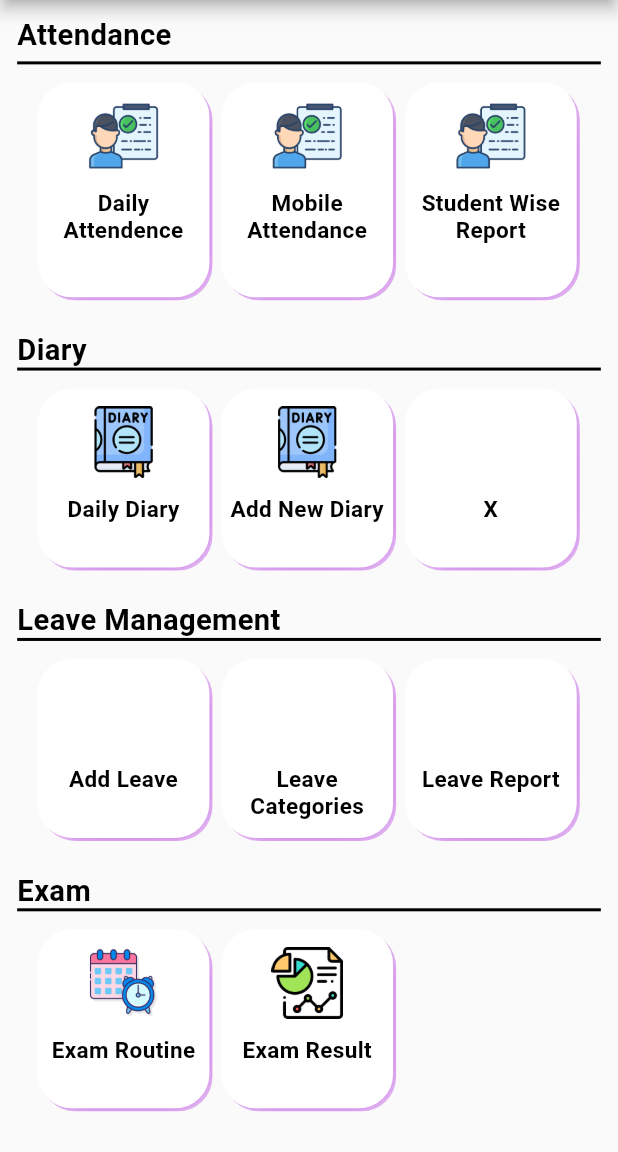
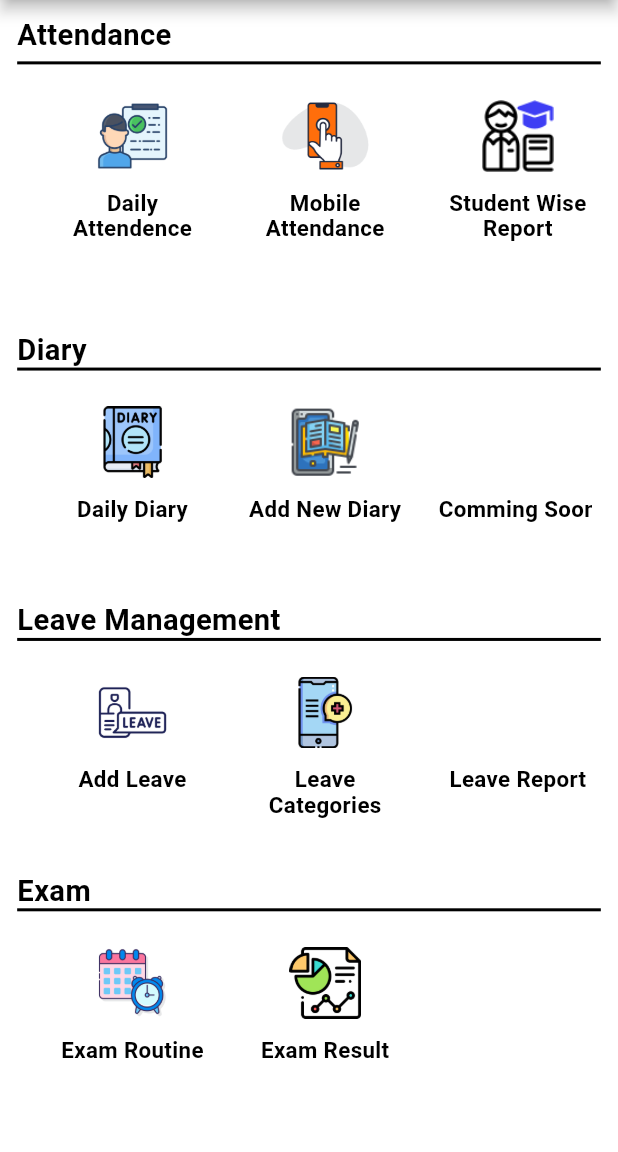
Before and after one commit to thohid44/ims_teacher, a Flutter app: the screen it shows after launch, on a phone screen of 412 x 824 dp, the part 84-1236 px from its top. Run offline on Flutter 3.47's test engine with Material 2 defaults, Android fonts, the phone set to English and light mode, and no system bars; our stand-ins replace curved_navigation_bar, flutter_screenutil, get, get_storage; missing offline and left inert: flutter_summernote.

Commit message:
3-01-2023

```diff
--- a/lib/pages/Home/deshboard.dart
+++ b/lib/pages/Home/deshboard.dart
@@ -29,6 +29,7 @@ class _DeashBoardState extends State<DeashBoard> {
   @override
   Widget build(BuildContext context) {
     return Scaffold(
+      backgroundColor: Colors.white,
         appBar: AppBar(
         backgroundColor: primaryColor,
         title:const Text("DASHBOARD",
@@ -75,12 +76,12 @@ class _DeashBoardState extends State<DeashBoard> {
                   onTap: (){
                     Navigator.push(context, MaterialPageRoute(builder:(_)=>MobileAttendancePage()));
                   },
-                  child: deshboardItem(title:"Mobile Attendance",imageLInk:"assets/attendance.png")),
+                  child: deshboardItem(title:"Mobile Attendance",imageLInk:"assets/mobile.png")),
                 InkWell(
                      onTap: (){
                     Navigator.push(context, MaterialPageRoute(builder:(_)=>StudentWishAttendence()));
                   },
-                  child: deshboardItem(title:"Student Wise Report",imageLInk:"assets/attendance.png")),
+                  child: deshboardItem(title:"Student Wise Report",imageLInk:"assets/student.png")),
 
 
               ],
@@ -120,12 +121,12 @@ class _DeashBoardState extends State<DeashBoard> {
                      onTap: (){
                     Navigator.push(context, MaterialPageRoute(builder:(_)=>AddNewDiaryPage()));
                   },
-                  child: deshboardItem(title:"Add New Diary",imageLInk:"assets/diary.png")),
+                  child: deshboardItem(title:"Add New Diary",imageLInk:"assets/add_diary.png")),
                 InkWell(
                      onTap: (){
                     Navigator.push(context, MaterialPageRoute(builder:(_)=>AddNewDiaryPage()));
                   },
-                  child: deshboardItem(title: "X",)),
+                  child: deshboardItem(title: "Comming Soon",)),
 
               ],
             ),
@@ -160,12 +161,12 @@ class _DeashBoardState extends State<DeashBoard> {
                   onTap: (){
                     Navigator.push(context, MaterialPageRoute(builder:(_)=>AddStudentLeave()));
                   },
-                  child: deshboardItem(title:"Add Leave",)),
+                  child: deshboardItem(title:"Add Leave",imageLInk: "assets/leave.png")),
                 InkWell(
                      onTap: (){
                     Navigator.push(context, MaterialPageRoute(builder:(_)=>StudentWishAttendence()));
                   },
-                  child: deshboardItem(title:"Leave Categories",)),
+                  child: deshboardItem(title:"Leave Categories",imageLInk: "assets/add_leave.png")),
                 InkWell(
                      onTap: (){
                     Navigator.push(context, MaterialPageRoute(builder:(_)=>MobileAttendancePage()));
@@ -220,6 +221,7 @@ Container(
             ),
           ),
 
+
         ],
       ),
     );
@@ -229,28 +231,30 @@ Container(
 class deshboardItem extends StatelessWidget {
   String? title;
   String? imageLInk;
+  int? height;
+  int? width;
    deshboardItem({
-    Key? key, this.title,  this.imageLInk
+    Key? key, this.title,  this.imageLInk , this.height, this.width
   }) : super(key: key);
 
   @override
   Widget build(BuildContext context) {
     return Padding(
-      padding:  EdgeInsets.only(left:8.0),
+      padding:  EdgeInsets.only(left:14.0,),
       child: Container(
           alignment: Alignment.center,
           decoration: BoxDecoration(
              color: Colors.white,
             borderRadius: BorderRadius.circular(20.r),
 
-          boxShadow:const [
-            BoxShadow(
-              color: primaryColor,
-             blurStyle: BlurStyle.inner,
-             blurRadius: 20.0,
-            offset: Offset(2, 2)
-          )
-          ]
+            // boxShadow:const [
+            //   BoxShadow(
+            //     color: primaryColor,
+            //    blurStyle: BlurStyle.inner,
+            //    blurRadius: 20.0,
+            //   offset: Offset(2, 2)
+            // )
+            // ]
           ),
           height: 100.h,
           width: 100.w,
@@ -263,10 +267,17 @@ class deshboardItem extends StatelessWidget {
                 child: imageLInk==null?Text("No Image"):Image.asset(imageLInk.toString(), ),
               ),
               SizedBox(height: 10.h,),
-            customText(title.toString(), dark, 15.0, FontWeight.bold),
+              Text(title.toString(),
+              style: TextStyle(fontFamily: "Roboto",
+              fontSize: 13.sp, fontWeight: FontWeight.w700,
+              color: Colors.black
+              ),
+              textAlign: TextAlign.center,
+              )
             ],
           )
         ),
+
     );
   }
 }
```
Also changed, not shown: assets/add_diary.png (added), assets/add_leave.png (added), assets/leave.png (added), assets/mobile.png (added), assets/student.png (added). Lines whose indentation alone changed are shown as unchanged.
